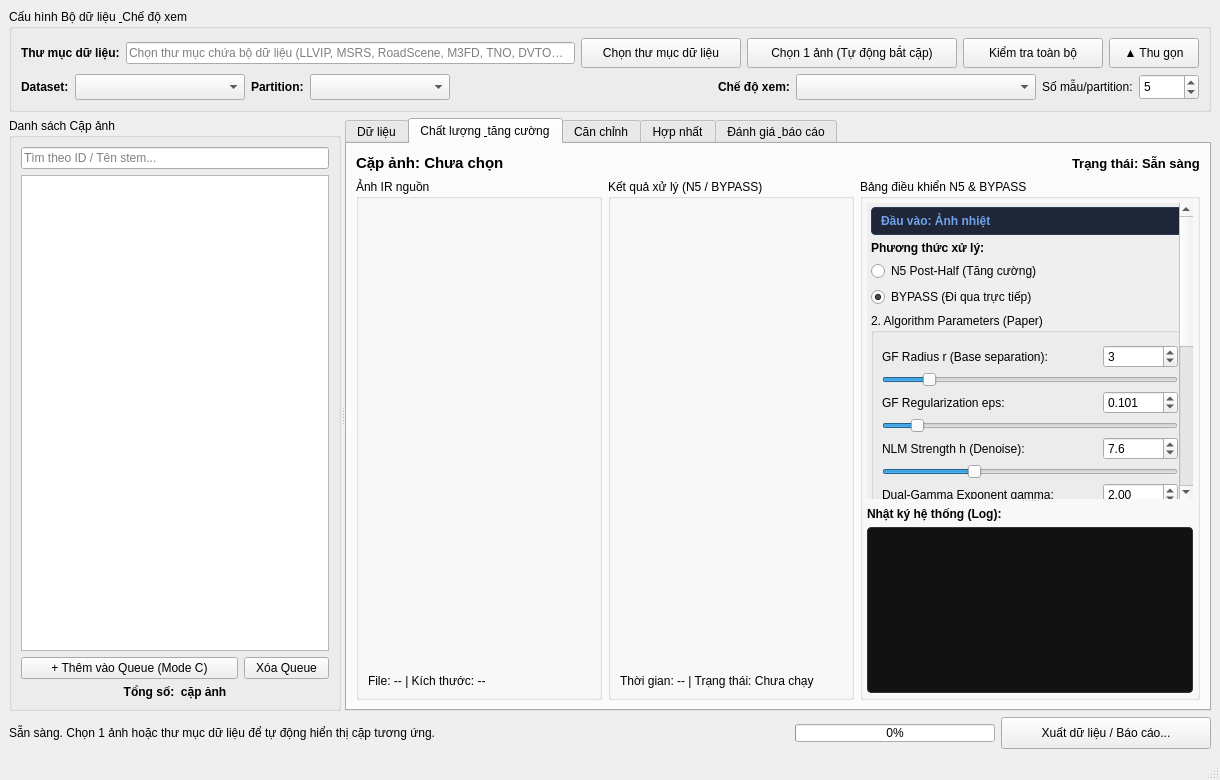
The window that mainwindow.ui (CinnaPea/2026-fusion-research) describes before a commit, drawn with Qt 5.
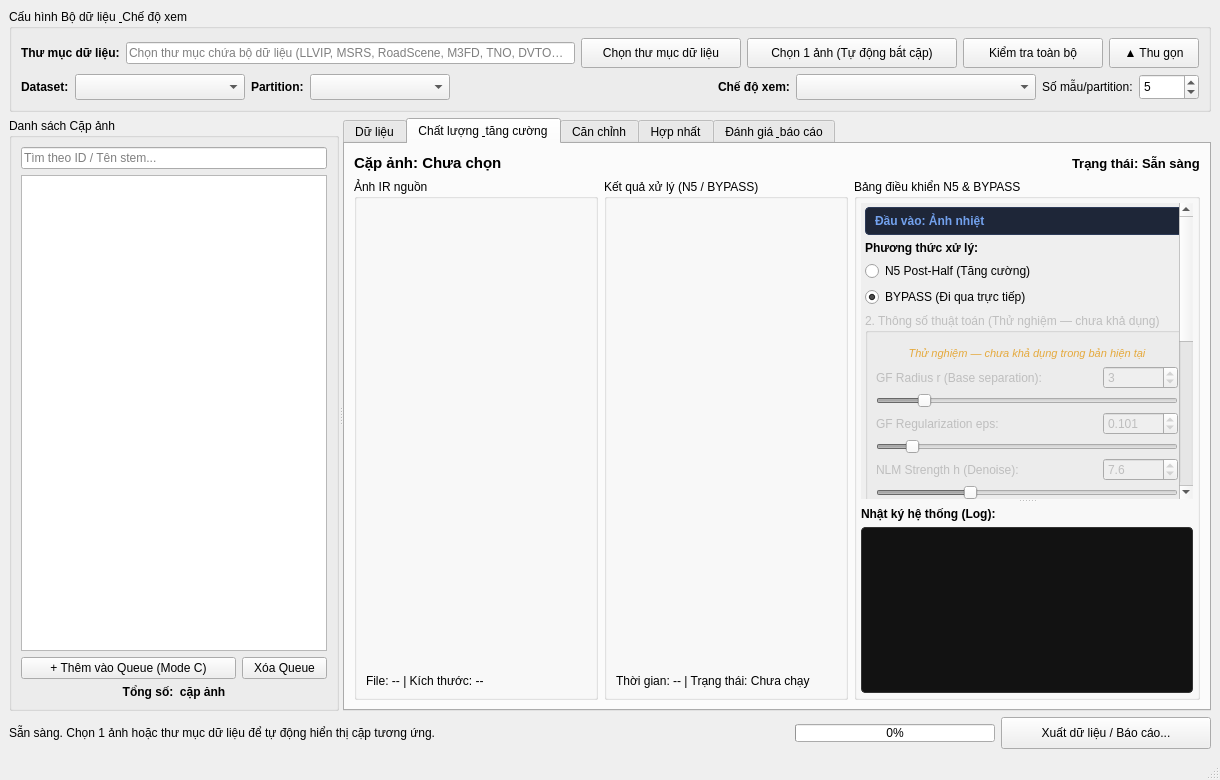
The same window after the commit. Custom widgets are drawn as their Qt base class.

Commit message: fix(phase2): offload batch validation and preview loading to worker threads, disable experimental parameter panel

Diff of the .ui file:
```diff
--- a/mainwindow.ui
+++ b/mainwindow.ui
@@ -722,10 +722,26 @@
                    </item>
                    <item>
                     <widget class="QGroupBox" name="grpAlgorithmParams">
+                     <property name="enabled">
+                      <bool>false</bool>
+                     </property>
                      <property name="title">
-                      <string>2. Algorithm Parameters (Paper)</string>
+                      <string>2. Thông số thuật toán (Thử nghiệm — chưa khả dụng)</string>
                      </property>
                      <layout class="QVBoxLayout" name="layoutAlgorithmParams">
+                      <item>
+                       <widget class="QLabel" name="lblParamNotice">
+                        <property name="text">
+                         <string>Thử nghiệm — chưa khả dụng trong bản hiện tại</string>
+                        </property>
+                        <property name="styleSheet">
+                         <string>color: #e5a93c; font-style: italic; font-size: 11px; padding: 2px;</string>
+                        </property>
+                        <property name="alignment">
+                         <set>Qt::AlignmentFlag::AlignCenter</set>
+                        </property>
+                       </widget>
+                      </item>
                       <property name="spacing">
                        <number>4</number>
                       </property>
```
The commit also changes 4 other files.
